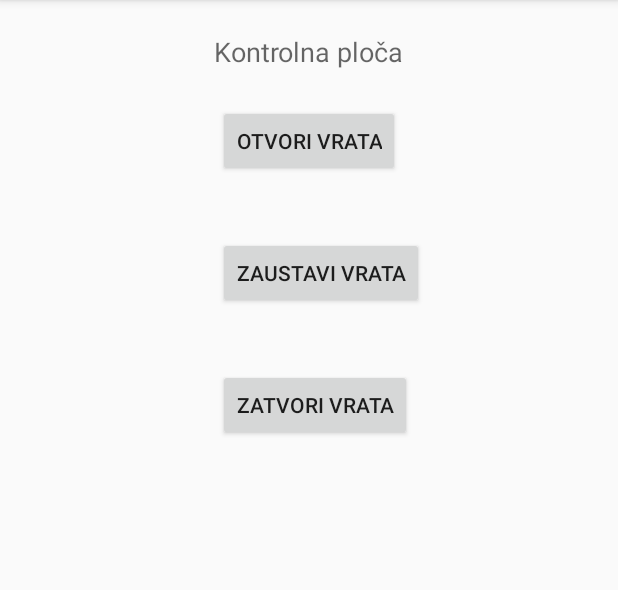
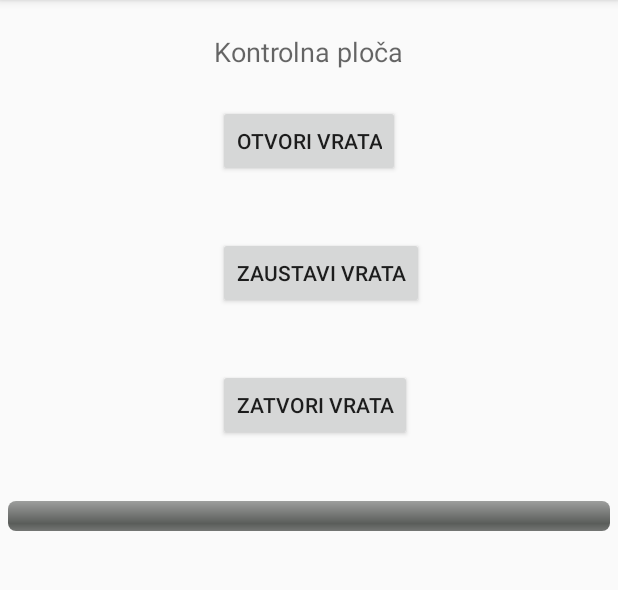
Before and after one commit to dadeky/GarageDoorOpener, an Android app: the screen it shows after launch (MainActivity), on a phone screen of 412 x 824 dp, the part 84-674 px from its top. Run offline under Robolectric (Android 15) with nearby library versions, the phone set to English and light mode, and no system bars.

Commit message:
Progress bar instead of text view

```diff
--- a/app/src/main/java/com/example/dvorski/garagedooropener/MainActivity.java
+++ b/app/src/main/java/com/example/dvorski/garagedooropener/MainActivity.java
@@ -10,7 +10,7 @@ import android.view.Menu;
 import android.view.MenuItem;
 import android.view.View;
 import android.os.Handler;
-import android.widget.TextView;
+import android.widget.ProgressBar;
 import android.widget.Toast;
 
 import org.json.JSONException;
@@ -18,8 +18,8 @@ import org.json.JSONObject;
 
 public class MainActivity extends ActionBarActivity {
     private final static int REQUEST_ENABLE_BT = 1;
-    private final static String HC_05_MAC = "98:D3:31:40:16:E7";
-    //private final static String HC_05_MAC = "00:24:7E:B5:11:F6";
+    //private final static String HC_05_MAC = "98:D3:31:40:16:E7";
+    private final static String HC_05_MAC = "00:24:7E:B5:11:F6";
     private static BluetoothAdapter mBluetoothAdapter = null;
     private static ConnectedThread mStreamThread = null;
     private static BtThread mBtThread = null;
@@ -27,13 +27,15 @@ public class MainActivity extends ActionBarActivity {
     private static Handler ctHandler = null;
     private ProgressDialog connProgressDialog;
     private boolean wasBtEnabled = true;
-    private static TextView textViewCurrent = null;
+    private static final int PROGRESS = 0x1;
+    private ProgressBar mProgress;
+    private int curr2 = 0;
 
     @Override
     protected void onCreate(Bundle savedInstanceState) {
         super.onCreate(savedInstanceState);
         setContentView(R.layout.activity_main);
-        textViewCurrent = (TextView) findViewById(R.id.textViewCurrent);
+        mProgress = (ProgressBar) findViewById(R.id.progress_bar);
 
         mHandler = new Handler() {
             @Override
@@ -68,11 +70,8 @@ public class MainActivity extends ActionBarActivity {
                     if(reader.has("sensor")){
                         JSONObject sensorObj  = reader.getJSONObject("sensor");
                         String current = sensorObj.getString("current");
-                        String curr2 = current;
-                        if(current.length() < 4){
-                            curr2 = String.format("%4s", current).replace(' ', '0');
-                        }
-                        textViewCurrent.setText(curr2);
+                        curr2 = Integer.parseInt(current);
+                        mProgress.setProgress(curr2);
                     }
                 }catch (JSONException jex){
                     Toast.makeText(getBaseContext(), text, Toast.LENGTH_SHORT).show();
--- a/app/src/main/res/layout/activity_main.xml
+++ b/app/src/main/res/layout/activity_main.xml
@@ -45,17 +45,15 @@
         android:text="Zatvori vrata"
         android:onClick="closeDoor" />
 
-    <TextView
-        android:layout_width="wrap_content"
+    <ProgressBar
+        android:id="@+id/progress_bar"
+        android:layout_width="fill_parent"
         android:layout_height="wrap_content"
-        android:id="@+id/textViewCurrent"
         android:layout_below="@+id/button3"
-        android:layout_marginTop="25dp"
-        android:textSize="@dimen/abc_action_bar_default_height_material"
-        android:textAlignment="center"
-        android:layout_alignRight="@+id/button2"
-        android:layout_alignEnd="@+id/button2"
-        android:layout_alignLeft="@+id/textView1"
-        android:layout_alignStart="@+id/textView1" />
+        android:max="1023"
+        style="@android:style/Widget.ProgressBar.Horizontal"
+        android:layout_marginTop="40dp"
+        android:layout_marginRight="5dp"
+        android:layout_marginLeft="5dp" />
 
 </RelativeLayout>
```
